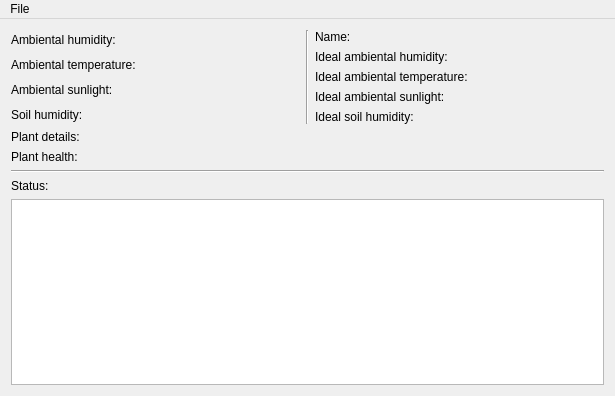
This is ServerApp/mainwindow.ui in alexionita95/CommProto as Qt 5 draws it before an edit. The edited form follows.
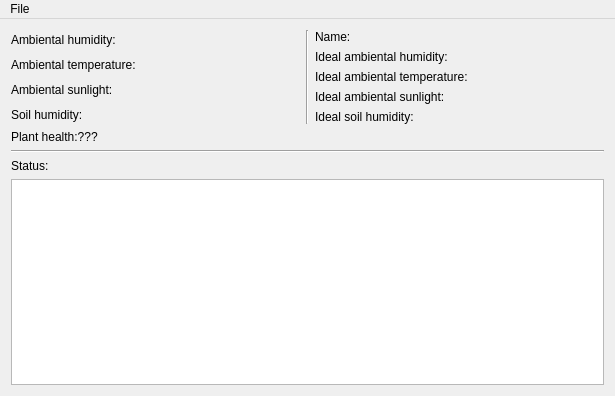
This is the edited form.

Patch:
```diff
--- a/ServerApp/mainwindow.ui
+++ b/ServerApp/mainwindow.ui
@@ -106,17 +106,10 @@
       </item>
      </layout>
     </item>
-    <item>
-     <widget class="QLabel" name="planDetails">
-      <property name="text">
-       <string>Plant details:</string>
-      </property>
-     </widget>
-    </item>
     <item>
      <widget class="QLabel" name="plantHealth">
       <property name="text">
-       <string>Plant health:</string>
+       <string>Plant health:???</string>
       </property>
      </widget>
     </item>
```
Left out of the diff: 3 changed lines with no effect on the pictures.
